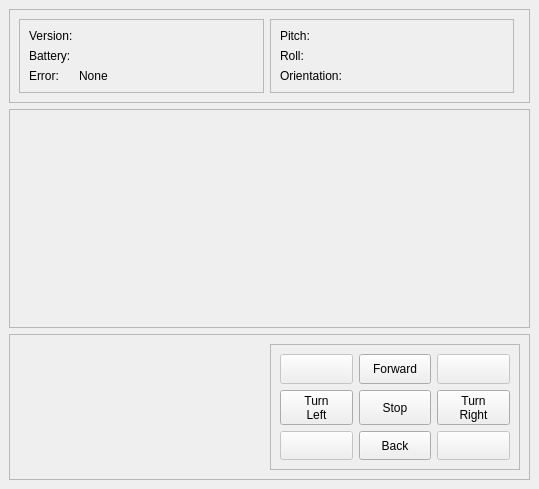
n800sau/roborep, file gui/robotarr-qt4/gui/mainwindow.ui: the form before one commit.
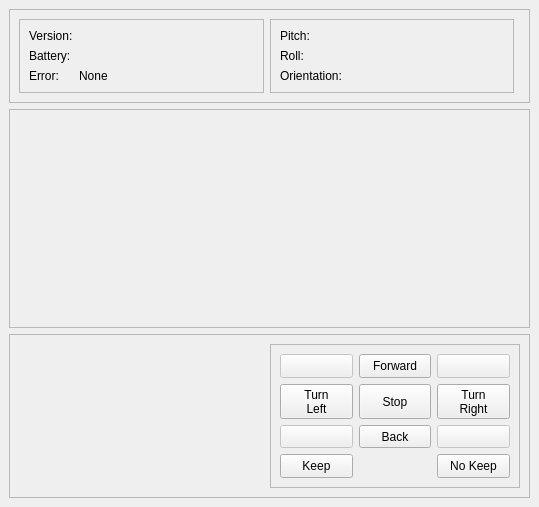
The form after the commit. Custom widgets are drawn as their Qt base class.

Commit message: keep and no keep

What changed in the file:
```diff
--- a/gui/robotarr-qt4/gui/mainwindow.ui
+++ b/gui/robotarr-qt4/gui/mainwindow.ui
@@ -7,7 +7,7 @@
     <x>0</x>
     <y>0</y>
     <width>539</width>
-    <height>489</height>
+    <height>507</height>
    </rect>
   </property>
   <property name="windowTitle">
@@ -440,6 +440,32 @@
             </property>
            </widget>
           </item>
+          <item row="3" column="0">
+           <widget class="QToolButton" name="TB_Keep">
+            <property name="sizePolicy">
+             <sizepolicy hsizetype="Expanding" vsizetype="Expanding">
+              <horstretch>0</horstretch>
+              <verstretch>0</verstretch>
+             </sizepolicy>
+            </property>
+            <property name="text">
+             <string>Keep</string>
+            </property>
+           </widget>
+          </item>
+          <item row="3" column="2">
+           <widget class="QToolButton" name="TB_NoKeep">
+            <property name="sizePolicy">
+             <sizepolicy hsizetype="Expanding" vsizetype="Expanding">
+              <horstretch>0</horstretch>
+              <verstretch>0</verstretch>
+             </sizepolicy>
+            </property>
+            <property name="text">
+             <string>No Keep</string>
+            </property>
+           </widget>
+          </item>
          </layout>
         </widget>
        </item>
```
The commit also changes 3 other files.
